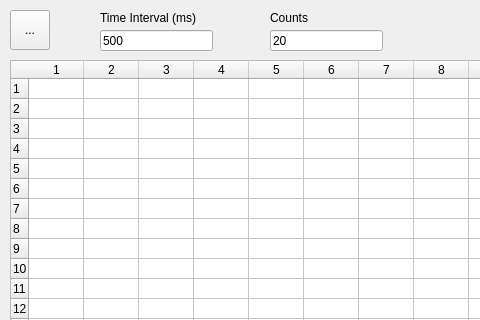
This is ui/experiment_window.ui in alchem0x2A/SGI as Qt 5 draws it before an edit; both pictures show x 0 to 480 and y 0 to 320 of the 592 by 511 pixel window. The edited form follows.
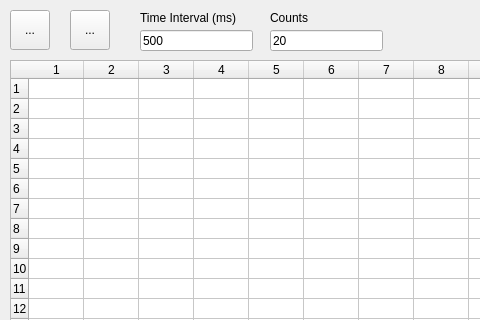
This is the edited form. Icons and pictures are not drawn.

```diff
--- a/ui/experiment_window.ui
+++ b/ui/experiment_window.ui
@@ -97,7 +97,7 @@
   <widget class="QLineEdit" name="field_time_interval">
    <property name="geometry">
     <rect>
-     <x>100</x>
+     <x>140</x>
      <y>30</y>
      <width>113</width>
      <height>21</height>
@@ -113,7 +113,7 @@
   <widget class="QLabel" name="label">
    <property name="geometry">
     <rect>
-     <x>100</x>
+     <x>140</x>
      <y>10</y>
      <width>111</width>
      <height>16</height>
@@ -162,6 +162,32 @@
     <string/>
    </property>
   </widget>
+  <widget class="QToolButton" name="button_save">
+   <property name="geometry">
+    <rect>
+     <x>70</x>
+     <y>10</y>
+     <width>40</width>
+     <height>40</height>
+    </rect>
+   </property>
+   <property name="toolTip">
+    <string>Start measurement</string>
+   </property>
+   <property name="text">
+    <string>...</string>
+   </property>
+   <property name="icon">
+    <iconset>
+     <normaloff>icons/save.png</normaloff>icons/save.png</iconset>
+   </property>
+   <property name="iconSize">
+    <size>
+     <width>48</width>
+     <height>48</height>
+    </size>
+   </property>
+  </widget>
  </widget>
  <resources/>
  <connections/>
```
